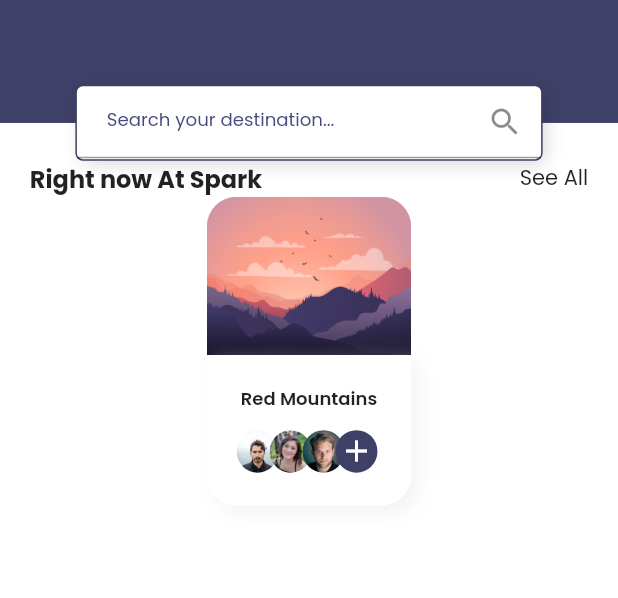
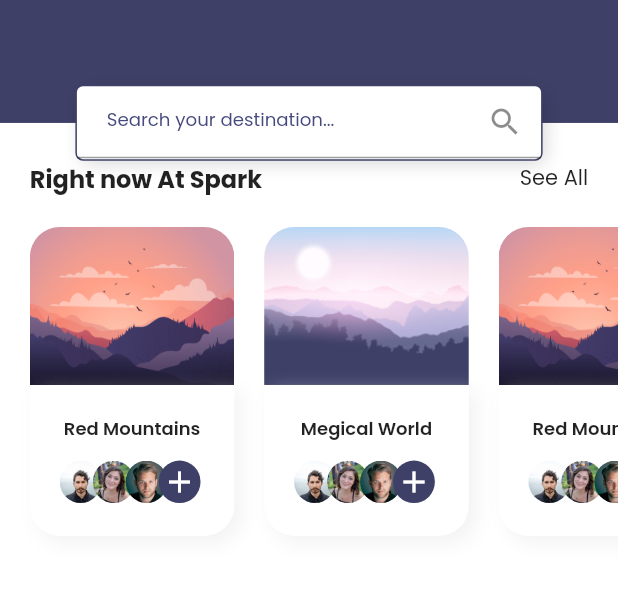
Before and after one commit to ezazulhaq/travel_app, a Flutter app: the screen it shows after launch, on a phone screen of 412 x 824 dp, the part 355-953 px from its top. Run offline on Flutter 3.47's test engine with Material 2 defaults, Android fonts, the phone set to English and light mode, and no system bars; our stand-ins replace google_fonts.

```diff
--- a/lib/screens/components/place_card.dart
+++ b/lib/screens/components/place_card.dart
@@ -60,7 +60,9 @@ class PlaceCard extends StatelessWidget {
                   ),
                 ),
                 VerticalSpacing(of: 12),
-                Travelers(),
+                Travelers(
+                  users: travelSpot.users,
+                ),
               ],
             ),
           ),
--- a/lib/screens/components/popular_places.dart
+++ b/lib/screens/components/popular_places.dart
@@ -2,6 +2,7 @@ import 'package:flutter/material.dart';
 import 'package:travel_app/components/section_title.dart';
 import 'package:travel_app/models/TravelSpot.dart';
 import 'package:travel_app/screens/components/place_card.dart';
+import 'package:travel_app/size_config.dart';
 
 class PopularPlaces extends StatelessWidget {
   const PopularPlaces({
@@ -16,9 +17,24 @@ class PopularPlaces extends StatelessWidget {
           title: "Right now At Spark",
           press: () {},
         ),
-        PlaceCard(
-          travelSpot: travelSpots[0],
-          press: () {},
+        VerticalSpacing(of: 20),
+        SingleChildScrollView(
+          clipBehavior: Clip.none,
+          scrollDirection: Axis.horizontal,
+          child: Row(
+            children: [
+              ...List.generate(travelSpots.length, (index) {
+                return Padding(
+                  padding:
+                      EdgeInsets.only(left: getProportionateScreenWidth(20)),
+                  child: PlaceCard(
+                    travelSpot: travelSpots[index],
+                    press: () {},
+                  ),
+                );
+              }),
+            ],
+          ),
         ),
       ],
     );
--- a/lib/screens/components/travelers.dart
+++ b/lib/screens/components/travelers.dart
@@ -1,12 +1,16 @@
 import 'package:flutter/material.dart';
 import 'package:travel_app/constants.dart';
 import 'package:travel_app/models/TravelSpot.dart';
+import 'package:travel_app/models/User.dart';
 import 'package:travel_app/size_config.dart';
 
 class Travelers extends StatelessWidget {
   const Travelers({
     Key key,
+    @required this.users,
   }) : super(key: key);
+
+  final List<User> users;
 
   @override
   Widget build(BuildContext context) {
```
